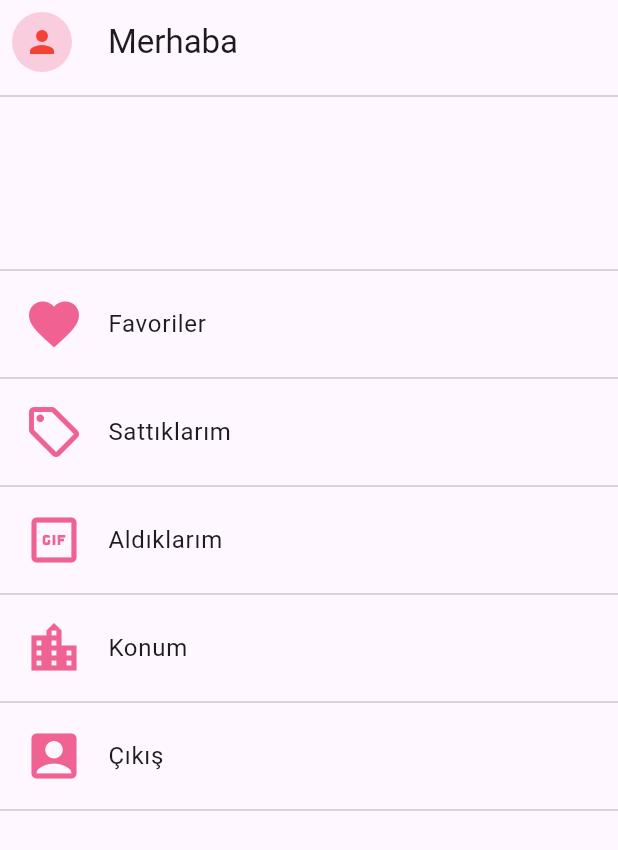
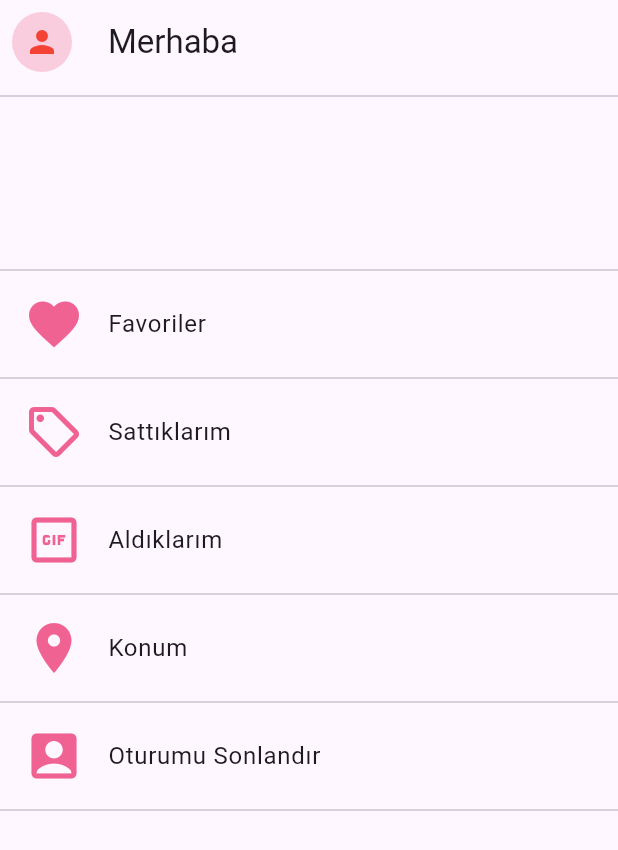
Before and after one commit to fahricandurucan/satmaver_flutter, a Flutter app: the ProfilePage screen opened directly, on a phone screen of 412 x 824 dp. Shown: the top 850 px of the screen. Run offline on Flutter 3.47's test engine with Material 2 defaults, Android fonts, the phone set to English and light mode, and no system bars; our stand-ins replace animated_splash_screen, flutter_easyloading, get, google_nav_bar, hive_flutter; accounts and stored records are empty.

Commit message:
added easyloading to profile page and set login and register page

```diff
--- a/lib/screens/profile_page.dart
+++ b/lib/screens/profile_page.dart
@@ -1,6 +1,8 @@
 import 'package:flutter/material.dart';
+import 'package:flutter_easyloading/flutter_easyloading.dart';
 import 'package:get/get.dart';
 import 'package:satmaver_flutter/controllers/login_controllers.dart';
+import 'package:satmaver_flutter/screens/login_page.dart';
 
 class ProfilePage extends GetView<LoginControllers> {
   const ProfilePage({super.key});
@@ -63,20 +65,30 @@ class ProfilePage extends GetView<LoginControllers> {
           const Divider(),
           ListTile(
             leading: Icon(
-              Icons.location_city,
+              Icons.location_on,
               color: Colors.pink[300],
               size: 40,
             ),
             title: const Text("Konum"),
           ),
           const Divider(),
-          ListTile(
-            leading: Icon(
-              Icons.account_box,
-              color: Colors.pink[300],
-              size: 40,
+          GestureDetector(
+            onTap: () {
+              EasyLoading.show(maskType: EasyLoadingMaskType.clear, status: "Çıkış Yapılıyor...");
+              Future.delayed(const Duration(seconds: 3), () {
+                Get.off(const LoginPage(), transition: Transition.upToDown);
+                controller.deleteAccount(controller.userName.value);
+                EasyLoading.dismiss();
+              });
+            },
+            child: ListTile(
+              leading: Icon(
+                Icons.account_box,
+                color: Colors.pink[300],
+                size: 40,
+              ),
+              title: const Text("Oturumu Sonlandır"),
             ),
-            title: const Text("Çıkış"),
           ),
           const Divider(),
         ],
--- a/pubspec.yaml
+++ b/pubspec.yaml
@@ -38,7 +38,7 @@ dependencies:
   hive_flutter: ^1.1.0
 
   google_nav_bar: ^5.0.6
-
+  flutter_easyloading: ^3.0.5
 
   # The following adds the Cupertino Icons font to your application.
   # Use with the CupertinoIcons class for iOS style icons.
```
Also changed, not shown: lib/controllers/login_controllers.dart (+16 -6 lines), lib/main.dart (+8 -0 lines), lib/screens/login_page.dart (+7 -1 lines), lib/screens/register_page.dart (+9 -2 lines).
